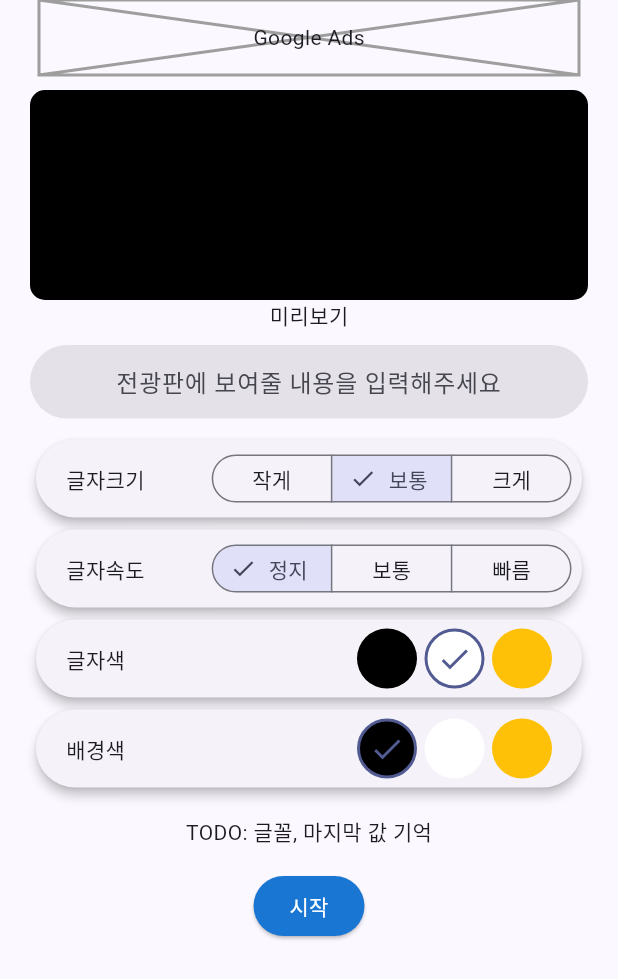
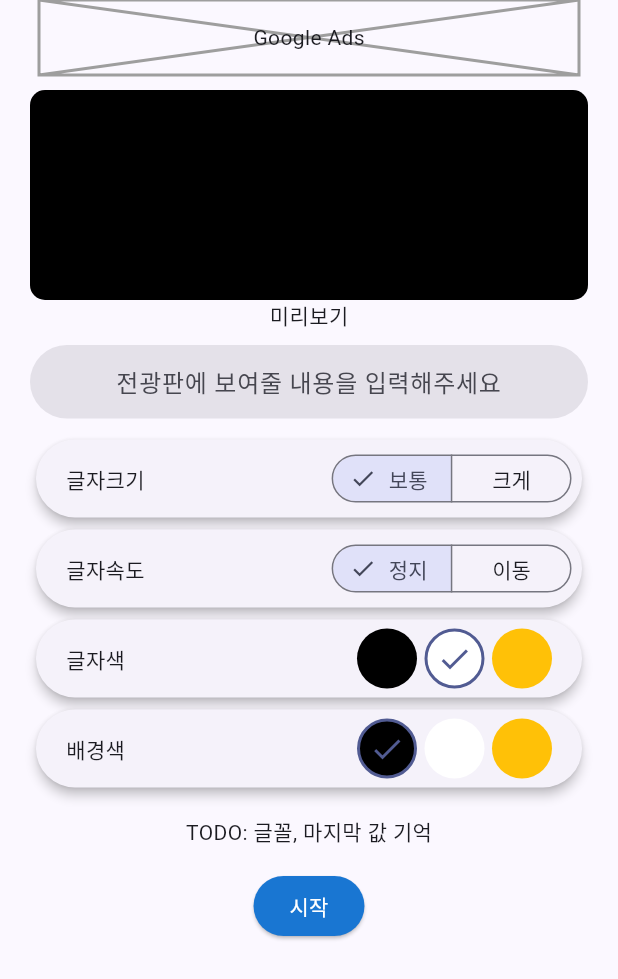
Before and after one commit to Guest-01/led_board, a Flutter app: the screen it shows after launch, on a phone screen of 412 x 824 dp. Shown: the top 979 px of the screen. Run offline on Flutter 3.47's test engine with Material 3 defaults, Android fonts, the phone set to English and light mode, and no system bars; our stand-ins replace marquee.

Commit message:
fix size issue by removing options

```diff
--- a/lib/led_screen.dart
+++ b/lib/led_screen.dart
@@ -52,6 +52,8 @@ class _LedScreenState extends State<LedScreen> {
                   color: widget.textColor,
                   fontSize: widget.fontSize,
                 ),
+                overflow: TextOverflow.clip,
+                maxLines: 1,
               )
             : Marquee(
                 text: widget.content,
@@ -59,7 +61,7 @@ class _LedScreenState extends State<LedScreen> {
                   color: widget.textColor,
                   fontSize: widget.fontSize,
                 ),
-                velocity: widget.speed,
+                velocity: widget.speed + 30, // 미리보기보다 조금 느림
                 blankSpace: 30,
               ),
       ),
--- a/lib/make_screen.dart
+++ b/lib/make_screen.dart
@@ -15,14 +15,14 @@ class MakeScreen extends StatefulWidget {
 class _MakeScreenState extends State<MakeScreen> {
   TextEditingController controller = TextEditingController();
   List<(double size, String label)> fontSizeList = [
-    (86, '작게'),
+    // (86, '작게'),
     (128, '보통'),
     (172, '크게'),
   ];
   List<(double speed, String label)> speedList = [
     (0, '정지'),
-    (100, '보통'),
-    (180, '빠름'),
+    (100, '이동'),
+    // (180, '빠름'),
   ];
   List<Color> colorList = [Colors.black, Colors.white, Colors.amber];
 
```
